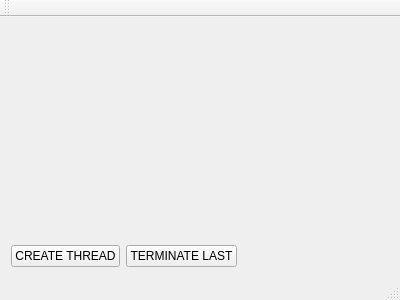
Before: the Qt Designer form qt_thread/mainwindow.ui in drWebber/cpp_examples, drawn with Qt 5.
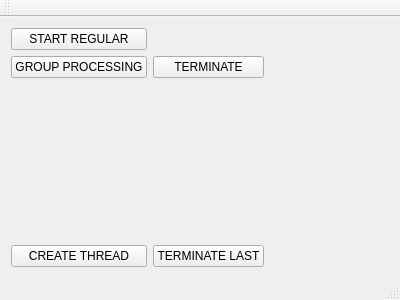
After: the same form once the commit is applied.

Commit message: tasks group threaded processing

Diff of the .ui file:
```diff
--- a/qt_thread/mainwindow.ui
+++ b/qt_thread/mainwindow.ui
@@ -17,27 +17,21 @@
    <layout class="QGridLayout" name="gridLayout_2">
     <item row="0" column="0">
      <layout class="QGridLayout" name="gridLayout">
-      <item row="1" column="0">
-       <widget class="QPushButton" name="pbnCreateThread">
-        <property name="text">
-         <string>CREATE THREAD</string>
-        </property>
-       </widget>
-      </item>
       <item row="0" column="0">
-       <spacer name="verticalSpacer">
-        <property name="orientation">
-         <enum>Qt::Vertical</enum>
+       <widget class="QPushButton" name="pbnStartRegular">
+        <property name="text">
+         <string>START REGULAR</string>
         </property>
-        <property name="sizeHint" stdset="0">
-         <size>
-          <width>20</width>
-          <height>40</height>
-         </size>
+       </widget>
+      </item>
+      <item row="3" column="1">
+       <widget class="QPushButton" name="pbnTerminateLast">
+        <property name="text">
+         <string>TERMINATE LAST</string>
         </property>
-       </spacer>
+       </widget>
       </item>
-      <item row="1" column="2">
+      <item row="3" column="2">
        <spacer name="horizontalSpacer">
         <property name="orientation">
          <enum>Qt::Horizontal</enum>
@@ -50,10 +44,37 @@
         </property>
        </spacer>
       </item>
+      <item row="2" column="0">
+       <spacer name="verticalSpacer">
+        <property name="orientation">
+         <enum>Qt::Vertical</enum>
+        </property>
+        <property name="sizeHint" stdset="0">
+         <size>
+          <width>20</width>
+          <height>40</height>
+         </size>
+        </property>
+       </spacer>
+      </item>
+      <item row="3" column="0">
+       <widget class="QPushButton" name="pbnCreateThread">
+        <property name="text">
+         <string>CREATE THREAD</string>
+        </property>
+       </widget>
+      </item>
+      <item row="1" column="0">
+       <widget class="QPushButton" name="pbnGroup">
+        <property name="text">
+         <string>GROUP PROCESSING</string>
+        </property>
+       </widget>
+      </item>
       <item row="1" column="1">
-       <widget class="QPushButton" name="pbnTerminateLast">
+       <widget class="QPushButton" name="pbnTerminateGroup">
         <property name="text">
-         <string>TERMINATE LAST</string>
+         <string>TERMINATE</string>
         </property>
        </widget>
       </item>
```
The commit also changes 6 other files.
